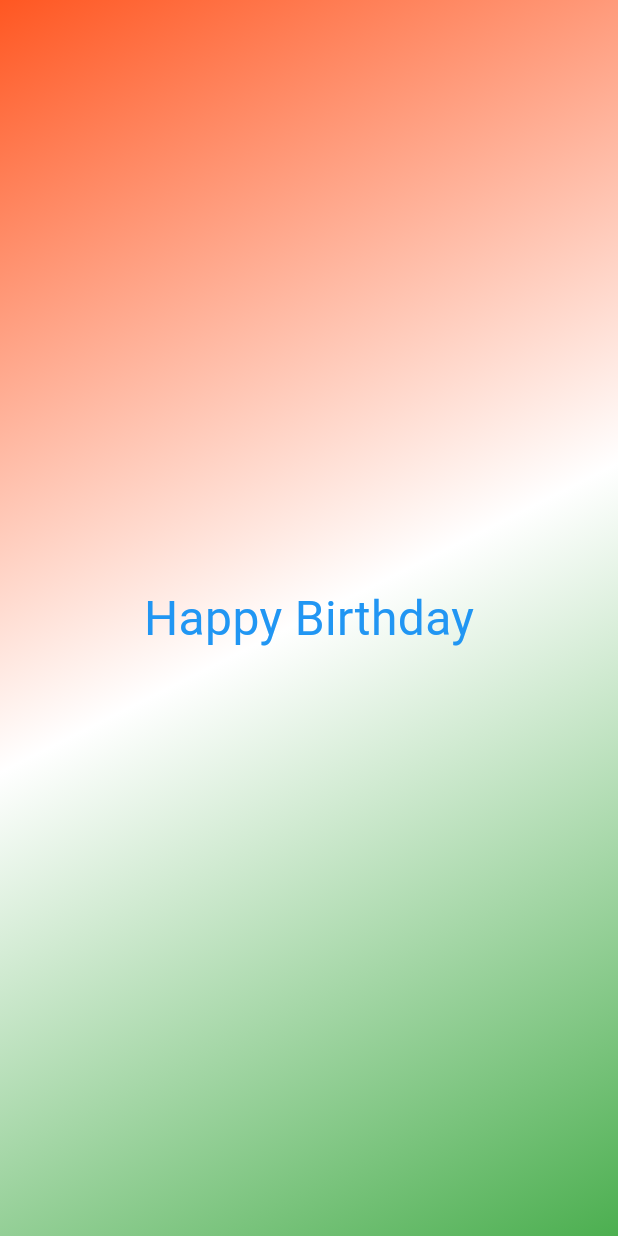
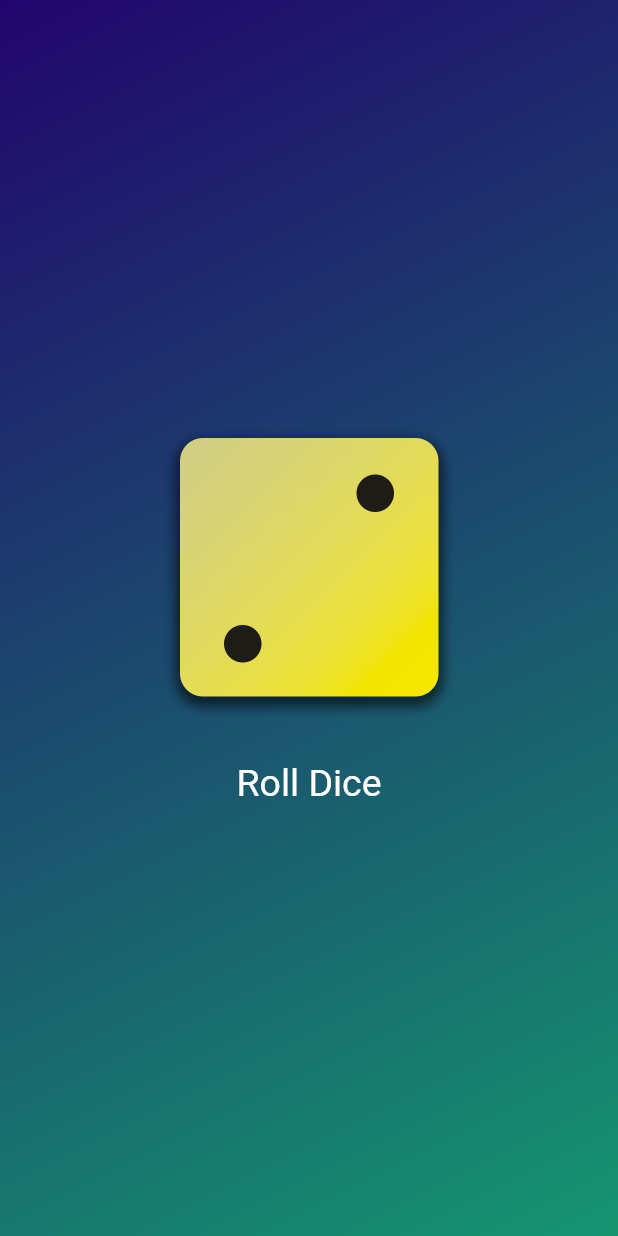
Before and after one commit to bshreyank/Flutter-Dart---Academine, a Flutter app: the screen it shows after launch, on a phone screen of 412 x 824 dp. Run offline on Flutter 3.47's test engine with Material 3 defaults, Android fonts, the phone set to English and light mode, and no system bars.

Commit message:
[Complete] section_2_flutter_basics_I_roll_dice_app

```diff
--- /dev/null
+++ b/section_2_flutter_basics_l_roll_dice_app/lib/dice_roller.dart
@@ -0,0 +1,48 @@
+import 'package:flutter/material.dart';
+import 'dart:math';
+
+final randomizer = Random();
+
+class DiceRoller extends StatefulWidget {
+  const DiceRoller({super.key});
+
+  @override
+  State<DiceRoller> createState() => _DiceRollerState();
+}
+
+class _DiceRollerState extends State<DiceRoller> {
+  var currentDiceRoll = 2;
+
+  void rollDice() {
+    setState(() {
+      currentDiceRoll = randomizer.nextInt(6) + 1;
+    });
+  }
+
+  @override
+  Widget build(BuildContext context) {
+    return Column(
+      mainAxisSize: MainAxisSize.min,
+      children: [
+        Image.asset(
+          'assets/images/dice-$currentDiceRoll.png',
+          width: 200,
+        ),
+        const SizedBox(height: 20),
+        TextButton(
+          onPressed: rollDice,
+          style: TextButton.styleFrom(
+            // padding: const EdgeInsets.only(
+            //   top: 20,
+            // ),
+            foregroundColor: Colors.white,
+            textStyle: const TextStyle(
+              fontSize: 25,
+            ),
+          ),
+          child: const Text('Roll Dice'),
+        )
+      ],
+    );
+  }
+}
--- a/section_2_flutter_basics_l_roll_dice_app/lib/gradient_container.dart
+++ b/section_2_flutter_basics_l_roll_dice_app/lib/gradient_container.dart
@@ -1,23 +1,54 @@
 import 'package:flutter/material.dart';
-import 'package:section_2_flutter_basics_l_roll_dice_app/styled_text.dart';
+import 'package:section_2_flutter_basics_l_roll_dice_app/dice_roller.dart';
 
-var startAlignment = Alignment.topLeft;
-var endAlignment = Alignment.bottomRight;
+const startAlignment = Alignment.topLeft;
+const endAlignment = Alignment.bottomRight;
 
 class GradientContainer extends StatelessWidget {
-  const GradientContainer({super.key});
+  const GradientContainer(this.color1, this.color2, {super.key});
+
+  const GradientContainer.purple({super.key})
+      : color1 = Colors.deepPurple,
+        color2 = Colors.indigo;
+
+  final Color color1;
+  final Color color2;
 
   @override
   Widget build(context) {
     return Container(
       decoration: BoxDecoration(
         gradient: LinearGradient(
-          colors: const [Colors.deepOrange, Colors.white, Colors.green],
+          colors: [color1, color2],
           begin: startAlignment,
           end: endAlignment,
         ),
       ),
-      child: Center(child: StyledText("Happy Birthday")),
+      child: const Center(
+        child: DiceRoller(),
+      ),
     );
   }
 }
+
+// class GradientContainer extends StatelessWidget {
+//   const GradientContainer({super.key, required this.colors});
+
+//   final List<Color> colors;
+
+//   @override
+//   Widget build(context) {
+//     return Container(
+//       decoration: BoxDecoration(
+//         gradient: LinearGradient(
+//           colors: colors,
+//           begin: startAlignment,
+//           end: endAlignment,
+//         ),
+//       ),
+//       child: const Center(
+//         child: StyledText('Hello World!'),
+//       ),
+//     );
+//   }
+// }
--- a/section_2_flutter_basics_l_roll_dice_app/lib/main.dart
+++ b/section_2_flutter_basics_l_roll_dice_app/lib/main.dart
@@ -14,7 +14,10 @@
       debugShowCheckedModeBanner: false,
       home: Scaffold(
         backgroundColor: Colors.deepPurpleAccent,
-        body: GradientContainer(),
+        body: GradientContainer(
+          Color.fromARGB(255, 33, 5, 109),
+          Color.fromARGB(255, 21, 149, 111),
+        ),
       ),
     );
   }
```
Also changed, not shown: section_2_flutter_basics_l_roll_dice_app/pubspec.yaml (+8 -0 lines), section_2_flutter_basics_l_roll_dice_app/assets/images/dice-1.png (added), section_2_flutter_basics_l_roll_dice_app/assets/images/dice-2.png (added), section_2_flutter_basics_l_roll_dice_app/assets/images/dice-3.png (added), section_2_flutter_basics_l_roll_dice_app/assets/images/dice-4.png (added), section_2_flutter_basics_l_roll_dice_app/assets/images/dice-5.png (added), section_2_flutter_basics_l_roll_dice_app/assets/images/dice-6.png (added), 19 other files.
